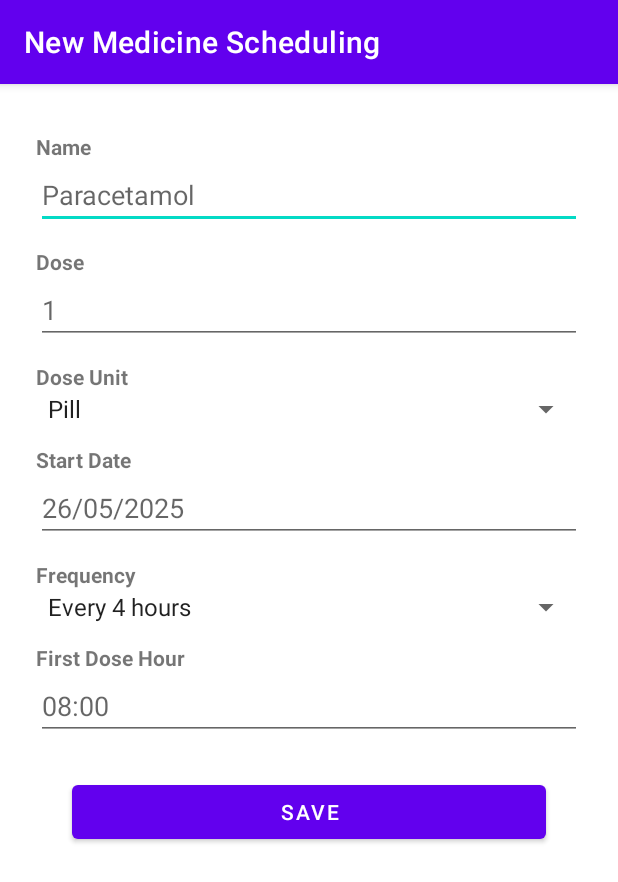
After one commit to GustavoZSin/MedicBuddy, an Android app: the FormMedicineSchedulingActivity screen opened directly, with no data from a screen before it, on a phone screen of 412 x 824 dp. The commit adds this screen. Shown: the top 882 px of the screen. Run offline under Robolectric (Android 15) with nearby library versions, the phone set to English and light mode, and no system bars.

Commit message:
#REFACTOR: - Nome de activity trocado; - Extração de métodos e ajuste de campos como propriedades privadas; - Limpeza de usings desnecessários;

```diff
--- a/app/src/main/AndroidManifest.xml
+++ b/app/src/main/AndroidManifest.xml
@@ -23,7 +23,7 @@
             </intent-filter>
         </activity>
 
-        <activity android:name=".ui.activity.MedicineSchedulingActivity"/>
+        <activity android:name=".ui.activity.FormMedicineSchedulingActivity"/>
     </application>
 
 </manifest>
--- /dev/null
+++ b/app/src/main/java/com/gustavozsin/medicbuddy/ui/activity/FormMedicineSchedulingActivity.java
@@ -0,0 +1,130 @@
+package com.gustavozsin.medicbuddy.ui.activity;
+
+import android.app.DatePickerDialog;
+import android.app.TimePickerDialog;
+import android.os.Bundle;
+import android.widget.ArrayAdapter;
+import android.widget.Button;
+import android.widget.DatePicker;
+import android.widget.EditText;
+import android.widget.Spinner;
+import android.widget.TimePicker;
+
+import androidx.annotation.NonNull;
+import androidx.appcompat.app.AppCompatActivity;
+
+import com.gustavozsin.medicbuddy.R;
+import com.gustavozsin.medicbuddy.dao.MedicineSchedulingDAO;
+import com.gustavozsin.medicbuddy.model.MedicineScheduling;
+
+import java.util.Calendar;
+
+public class FormMedicineSchedulingActivity extends AppCompatActivity {
+
+    public static final String NEW_MEDICINE_SCHEDULING = "New Medicine Scheduling";
+    private EditText nameField;
+    private EditText medicineDoseField;
+    private Spinner doseUnitField;
+    private EditText startDateField;
+    private Spinner frequencyField;
+    private EditText firstDoseHourField;
+    private Button saveButton;
+    private final MedicineSchedulingDAO dao = new MedicineSchedulingDAO();
+    private static final String[] DOSE_UNITS = {"Pill", "Tablet", "mL", "Drop", "Injection"};
+    private static final String[] FREQUENCIES = {"Every 4 hours", "Every 6 hours", "Every 8 hours", "Every 12 hours", "Once a day"};
+
+
+    @Override
+    protected void onCreate(Bundle savedInstanceState) {
+        super.onCreate(savedInstanceState);
+        setContentView(R.layout.activity_medicine_scheduling);
+        setTitle(NEW_MEDICINE_SCHEDULING);
+
+        initializeFields();
+
+        configureDoseUnitSpinner();
+        configureFrequencySpinner();
+        configureDatePicker();
+        configureTimePicker();
+
+        configureSaveButton();
+    }
+
+    private void configureSaveButton() {
+        saveButton.setOnClickListener(v -> {
+            MedicineScheduling newMedicineScheduling = createMedicineScheduling();
+            saveScheduling(newMedicineScheduling);
+        });
+    }
+
+    private void initializeFields() {
+        nameField = findViewById(R.id.activity_medicine_scheduling_medicine_name);
+        medicineDoseField = findViewById(R.id.activity_medicine_scheduling_medicine_dose);
+        doseUnitField = findViewById(R.id.activity_medicine_scheduling_medicine_dose_unit);
+        startDateField = findViewById(R.id.activity_medicine_scheduling_medicine_start_date);
+        frequencyField = findViewById(R.id.activity_medicine_scheduling_medicine_frequency);
+        firstDoseHourField = findViewById(R.id.activity_medicine_scheduling_medicine_first_dose_hour);
+        saveButton = findViewById(R.id.activity_medicine_scheduling_button_save);
+    }
+
+    private void saveScheduling(MedicineScheduling newMedicineScheduling) {
+        dao.save(newMedicineScheduling);
+        finish();
+    }
+
+    @NonNull
+    private MedicineScheduling createMedicineScheduling() {
+        String name = nameField.getText().toString();
+        String dose = medicineDoseField.getText().toString();
+        String doseUnit = doseUnitField.getSelectedItem().toString();
+        String startDate = startDateField.getText().toString();
+        String frequency = frequencyField.getSelectedItem().toString();
+        String firstDoseHour = firstDoseHourField.getText().toString();
+
+        return new MedicineScheduling(name, dose, doseUnit, startDate, frequency, firstDoseHour);
+    }
+
+    private void configureDoseUnitSpinner() {
+        ArrayAdapter<String> adapter = new ArrayAdapter<>(this, android.R.layout.simple_spinner_item, DOSE_UNITS);
+        adapter.setDropDownViewResource(android.R.layout.simple_spinner_dropdown_item);
+        doseUnitField.setAdapter(adapter);
+    }
+
+    private void configureFrequencySpinner() {
+        ArrayAdapter<String> adapter = new ArrayAdapter<>(this, android.R.layout.simple_spinner_item, FREQUENCIES);
+        adapter.setDropDownViewResource(android.R.layout.simple_spinner_dropdown_item);
+        frequencyField.setAdapter(adapter);
+    }
+
+    private void configureDatePicker() {
+        startDateField.setOnClickListener(v -> {
+            Calendar calendar = Calendar.getInstance();
+            new DatePickerDialog(
+                    this,
+                    (DatePicker view, int year, int month, int dayOfMonth) -> {
+                        String selectedDate = String.format("%02d/%02d/%04d", dayOfMonth, month + 1, year);
+                        startDateField.setText(selectedDate);
+                    },
+                    calendar.get(Calendar.YEAR),
+                    calendar.get(Calendar.MONTH),
+                    calendar.get(Calendar.DAY_OF_MONTH)
+            ).show();
+        });
+    }
+
+    private void configureTimePicker() {
+        firstDoseHourField.setOnClickListener(v -> {
+            Calendar calendar = Calendar.getInstance();
+            new TimePickerDialog(
+                    this,
+                    (TimePicker view, int hourOfDay, int minute) -> {
+                        String selectedTime = String.format("%02d:%02d", hourOfDay, minute);
+                        firstDoseHourField.setText(selectedTime);
+                    },
+                    calendar.get(Calendar.HOUR_OF_DAY),
+                    calendar.get(Calendar.MINUTE),
+                    true
+            ).show();
+        });
+    }
+}
```
Also changed, not shown: app/src/main/java/com/gustavozsin/medicbuddy/ui/activity/MainActivity.java (+33 -21 lines), app/src/main/java/com/gustavozsin/medicbuddy/ui/activity/MedicineSchedulingActivity.java (deleted, +0 -109 lines), app/src/main/java/com/gustavozsin/medicbuddy/ui/fragment/HomeFragment.java (+4 -5 lines).
